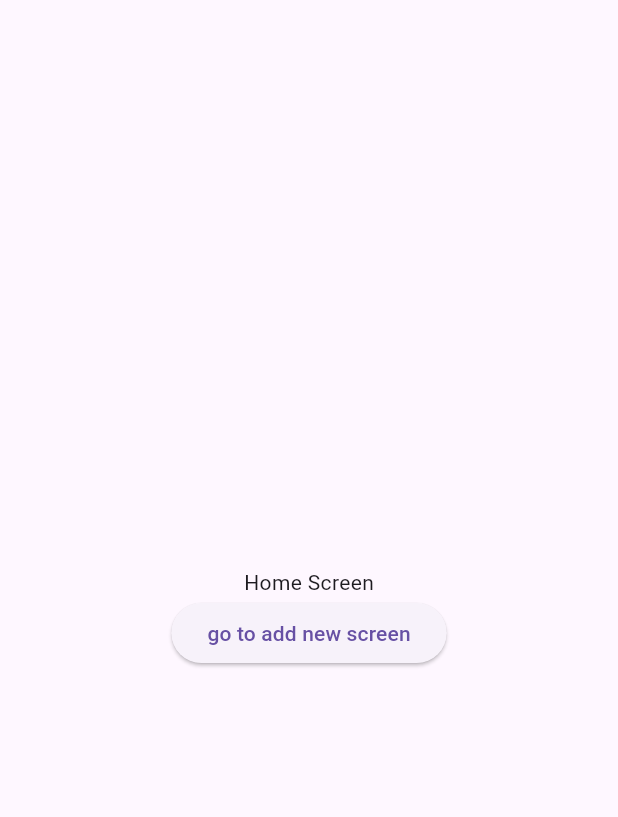
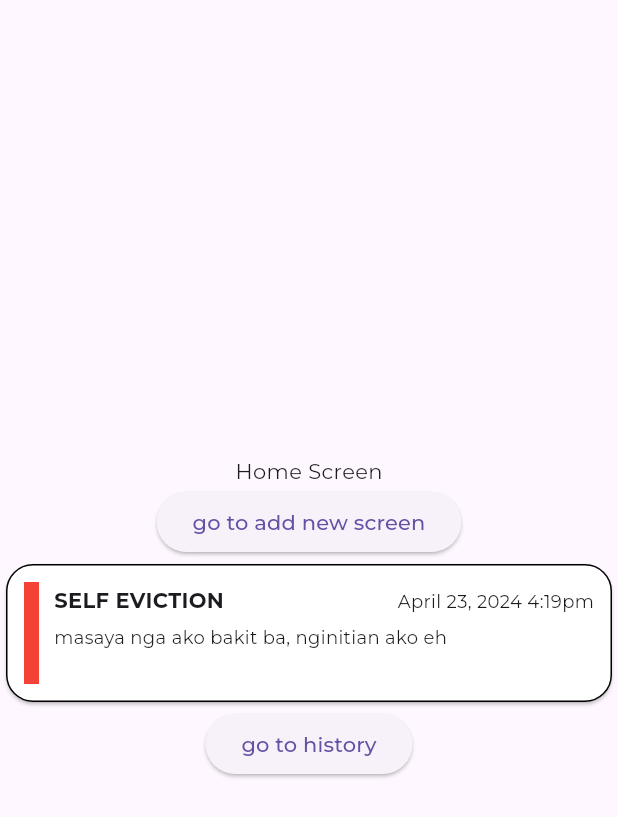
Before and after one commit to WaterGhost1/MoodTracker, a Flutter app: the HomeScreen screen opened by its route, on a phone screen of 412 x 824 dp. Shown: the top 817 px of the screen. Run offline on Flutter 3.47's test engine with Material 3 defaults, Android fonts, the phone set to English and light mode, and no system bars; our stand-ins replace carousel_slider, flutter_bloc, go_router, google_fonts.

Commit message:
updated routing

```diff
--- /dev/null
+++ b/lib/colors/color_palette.dart
@@ -0,0 +1,5 @@
+import 'package:flutter/material.dart';
+
+class ColorPalette {
+  static const bgcolor = Color(0xffd4a8ff);
+}
--- a/lib/core/routes/app_router.dart
+++ b/lib/core/routes/app_router.dart
@@ -1,19 +1,25 @@
 import 'package:go_router/go_router.dart';
 import 'package:mood_tracker/features/mood_entry/presentation/screens/mood_entry_screen.dart';
+import 'package:mood_tracker/features/mood_history/presentation/screens/mood_history_screen.dart';
 import 'package:mood_tracker/features/mood_home/presentation/screens/mood_home_screen.dart';
 
 final GoRouter router = GoRouter(
   routes: [
+    GoRoute(path: Routes.homeScreen, builder: (context, state) => HomeScreen()),
+
     GoRoute(
       path: Routes.entryScreen,
       builder: (context, state) => MoodEntryScreen(),
     ),
-
-    GoRoute(path: Routes.homeScreen, builder: (context, state) => HomeScreen()),
+    GoRoute(
+      path: Routes.historyScreen,
+      builder: (context, state) => HistoryScreen(),
+    ),
   ],
 );
 
 class Routes {
   static const String entryScreen = '/';
   static const String homeScreen = '/homeScreen';
+  static const String historyScreen = '/historyScreen';
 }
--- /dev/null
+++ b/lib/core/widgets/mood_card.dart
@@ -0,0 +1,87 @@
+import 'package:flutter/material.dart';
+
+class MoodCard extends StatelessWidget {
+  final String title;
+  final String description;
+  final String date;
+  final String time;
+  final Color moodColor;
+  const MoodCard({
+    super.key,
+    required this.title,
+    required this.description,
+    required this.date,
+    required this.time,
+    required this.moodColor,
+  });
+
+  @override
+  Widget build(BuildContext context) {
+    final double screenWidth = MediaQuery.of(context).size.width;
+
+    return SizedBox(
+      width: screenWidth,
+      height: 100,
+      child: Card(
+        shape: RoundedRectangleBorder(
+          borderRadius: BorderRadius.circular(18),
+          side: BorderSide(style: BorderStyle.solid),
+        ),
+        color: Colors.white,
+        child: Padding(
+          padding: const EdgeInsets.all(12.0),
+          child: Row(
+            children: [
+              Container(height: 90, width: 10, color: moodColor),
+              SizedBox(width: 10),
+              Expanded(
+                child: Column(
+                  mainAxisAlignment: MainAxisAlignment.spaceBetween,
+                  children: [
+                    Container(
+                      // color: Colors.purple,
+                      height: 25,
+                      child: Row(
+                        mainAxisAlignment: MainAxisAlignment.spaceBetween,
+                        children: [
+                          Text(
+                            title,
+                            textAlign: TextAlign.start,
+
+                            style: TextStyle(fontWeight: FontWeight.bold),
+                          ),
+                          Text(
+                            '$date $time',
+                            textAlign: TextAlign.end,
+                            style: TextStyle(fontSize: 12),
+                          ),
+                          // IconButton(
+                          //   onPressed: () {},
+                          //   iconSize: 20,
+                          //   // alignment: Alignment.center,
+                          //   icon: Icon(Icons.star_border_outlined),
+                          // ),
+                        ],
+                      ),
+                    ),
+
+                    Container(
+                      height: 40,
+                      width: 400,
+                      // color: Colors.blue,
+                      child: Text(
+                        description,
+                        textAlign: TextAlign.start,
+                        style: TextStyle(fontSize: 12),
+                      ),
+                    ),
+                  ],
+                ),
+              ),
+            ],
+          ),
+        ),
+      ),
+    );
+  }
+}
--- a/lib/features/mood_home/presentation/screens/mood_home_screen.dart
+++ b/lib/features/mood_home/presentation/screens/mood_home_screen.dart
@@ -1,6 +1,7 @@
 import 'package:flutter/material.dart';
 import 'package:go_router/go_router.dart';
 import 'package:mood_tracker/core/routes/app_router.dart';
+import 'package:mood_tracker/core/widgets/mood_card.dart';
 
 class HomeScreen extends StatelessWidget {
   const HomeScreen({super.key});
@@ -19,9 +20,37 @@ class HomeScreen extends StatelessWidget {
               },
               child: Text('go to add new screen'),
             ),
+            MoodCard(
+              moodColor: Colors.red,
+              title: 'SELF EVICTION',
+              description: 'masaya nga ako bakit ba, nginitian ako eh',
+              date: 'April 23, 2024',
+              time: '4:19pm',
+            ),
+
+            ElevatedButton(
+              onPressed: () {
+                context.go(Routes.historyScreen);
+              },
+              child: Text('go to history'),
+            ),
           ],
         ),
       ),
     );
   }
 }
+
+
+
+
+
+
+
+// stats: pie chart
+//current mood: Card[icon, journal]
+// history: ListTile
+//buttons: [add]
+
+
+//emotions: happy, sad, angry, scared, surprised
--- a/lib/main.dart
+++ b/lib/main.dart
@@ -1,5 +1,6 @@
 import 'package:flutter/material.dart';
 import 'package:mood_tracker/core/routes/app_router.dart';
+import 'package:google_fonts/google_fonts.dart';
 
 void main() {
   runApp(const MyApp());
@@ -16,6 +17,7 @@ class MyApp extends StatelessWidget {
         debugShowCheckedModeBanner: false,
         title: 'Mood Tracker App',
         routerConfig: router,
+        theme: ThemeData(textTheme: GoogleFonts.montserratTextTheme()),
 
         // theme: ThemeData(
         //   colorScheme: ColorScheme.fromSeed(seedColor: Colors.deepPurple),
--- a/pubspec.yaml
+++ b/pubspec.yaml
@@ -33,6 +33,8 @@ dependencies:
     sdk: flutter
   flutter_bloc: ^9.1.0
   go_router: ^15.1.1
+  carousel_slider: ^5.0.0
+  google_fonts: ^6.2.1
 
 dev_dependencies:
   # The "flutter_lints" package below contains a set of recommended lints to
@@ -53,8 +55,8 @@ flutter:
   # the material Icons class.
   uses-material-design: true
   # To add assets to your application, add an assets section, like this:
-  # assets:
-  #   - images/a_dot_burr.jpeg
+  assets:
+    - assets/images/
   #   - images/a_dot_ham.jpeg
   # An image asset can refer to one or more resolution-specific "variants", see
   # https://flutter.dev/to/resolution-aware-images
```
Also changed, not shown: lib/features/mood_entry/presentation/screens/mood_entry_screen.dart (+62 -8 lines), lib/features/mood_history/presentation/screens/mood_history_screen.dart (added, +43 -0 lines), assets/images/anger.jpg (added), assets/images/disgust.jpg (added), assets/images/fear.jpg (added), assets/images/sad.jpg (added), assets/images/shy.jpg (added), pubspec.lock, 1 other file.
